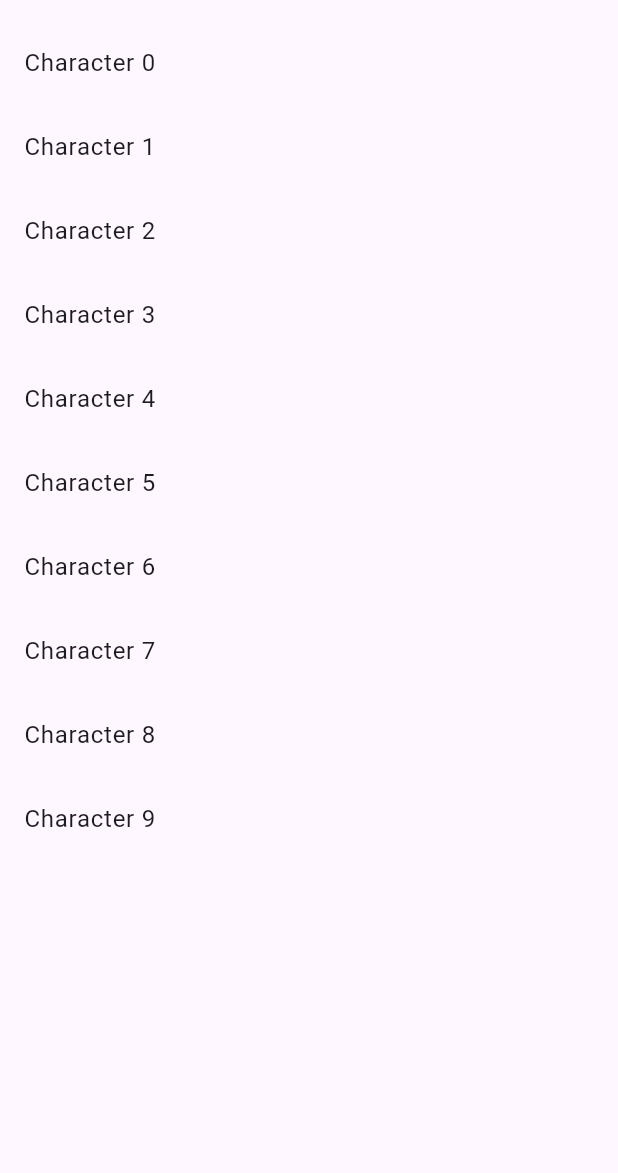
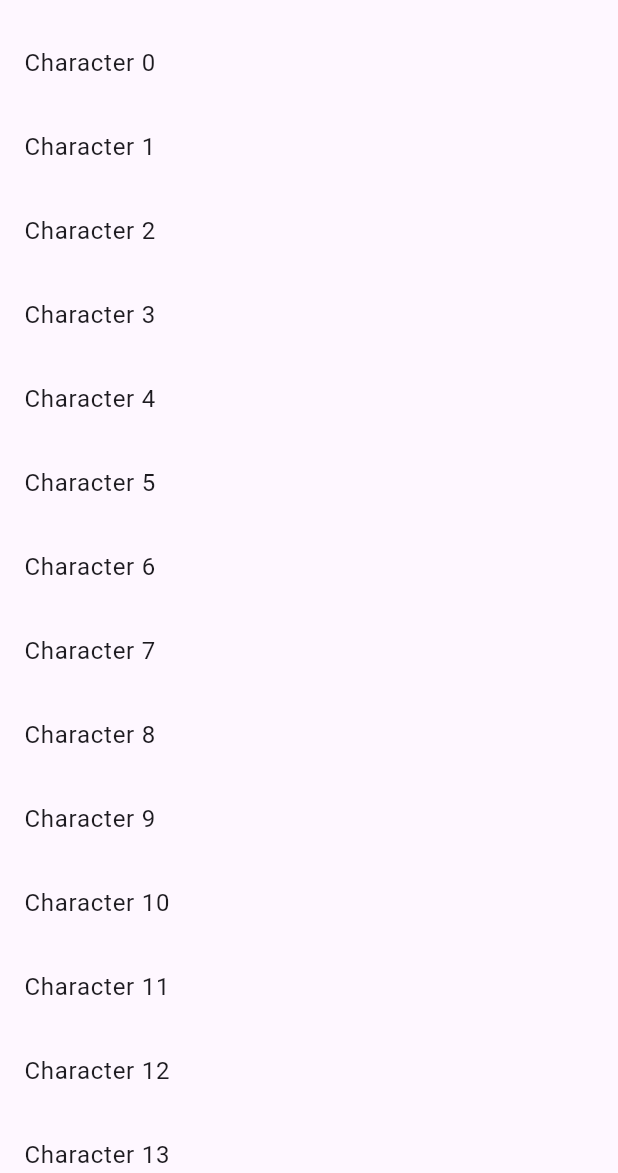
Before and after one commit to sanathe06/anywhere_mobile_app, a Flutter app: the screen it shows after launch, on a phone screen of 412 x 824 dp, the part 63-1236 px from its top. Run offline on Flutter 3.47's test engine with Material 3 defaults, Android fonts, the light colour scheme and no system bars; generated files the repository leaves out were written again.

Commit message:
complete ui flow for the phone screens

```diff
--- a/lib/src/navigation/router.dart
+++ b/lib/src/navigation/router.dart
@@ -1,3 +1,4 @@
+import 'package:anywhere_mobile_app/src/models/character_model.dart';
 import 'package:anywhere_mobile_app/src/ui/list_screen.dart';
 import 'package:flutter/material.dart';
 
@@ -14,10 +15,11 @@ class AppRouter {
           },
         );
       case '/details':
+        final character = settings.arguments as Character;
         return MaterialPageRoute<void>(
           settings: settings,
           builder: (BuildContext context) {
-            return const DetailsScreen();
+            return DetailsScreen(character: character);
           },
         );
       default:
--- a/lib/src/ui/components/details_component.dart
+++ b/lib/src/ui/components/details_component.dart
@@ -1,10 +1,20 @@
+import 'package:anywhere_mobile_app/src/models/character_model.dart';
 import 'package:flutter/material.dart';
 
 class DetailsComponent extends StatelessWidget {
-  const DetailsComponent({super.key});
+  final Character character;
+
+  const DetailsComponent({super.key, required this.character});
 
   @override
   Widget build(BuildContext context) {
-    return const Placeholder();
+    return Center(
+      child: Column(
+        children: [
+          Text(character.name),
+          Text(character.text),
+        ],
+      ),
+    );
   }
 }
--- a/lib/src/ui/components/list_component.dart
+++ b/lib/src/ui/components/list_component.dart
@@ -1,10 +1,22 @@
+import 'package:anywhere_mobile_app/src/models/character_model.dart';
 import 'package:flutter/material.dart';
 
 class ListComponent extends StatelessWidget {
-  const ListComponent({super.key});
+  final List<Character> characters;
+  final Function(Character) onTap;
+
+  const ListComponent({Key? key, required this.characters,required this.onTap}) : super(key: key);
 
   @override
   Widget build(BuildContext context) {
-    return const Placeholder();
+    return ListView.builder(
+      itemCount: characters.length,
+      itemBuilder: (context, index) {
+        return ListTile(
+          title: Text(characters[index].name),
+          onTap: () => onTap(characters[index]),
+        );
+      },
+    );
   }
 }
--- a/lib/src/ui/details_screen.dart
+++ b/lib/src/ui/details_screen.dart
@@ -1,7 +1,10 @@
+import 'package:anywhere_mobile_app/src/models/character_model.dart';
+import 'package:anywhere_mobile_app/src/ui/components/details_component.dart';
 import 'package:flutter/material.dart';
 
 class DetailsScreen extends StatefulWidget {
-  const DetailsScreen({super.key});
+  final Character character;
+  const DetailsScreen({super.key, required this.character});
 
   @override
   State<DetailsScreen> createState() => _DetailsScreenState();
@@ -10,6 +13,11 @@ class DetailsScreen extends StatefulWidget {
 class _DetailsScreenState extends State<DetailsScreen> {
   @override
   Widget build(BuildContext context) {
-    return const Placeholder();
+    return Scaffold(
+      appBar: AppBar(
+        title: const Text('Character Details'),
+      ),
+      body: DetailsComponent(character: widget.character),
+    );
   }
 }
--- a/lib/src/ui/list_screen.dart
+++ b/lib/src/ui/list_screen.dart
@@ -1,3 +1,4 @@
+import 'package:anywhere_mobile_app/src/ui/components/list_component.dart';
 import 'package:anywhere_mobile_app/src/ui/view_models/characters_viewmodel.dart';
 import 'package:flutter/material.dart';
 import 'package:provider/provider.dart';
@@ -18,12 +19,10 @@ class ListScreen extends StatelessWidget {
             if (viewModel.isLoading) {
               return const CircularProgressIndicator();
             } else if (viewModel.characters != null) {
-              return ListView.builder(
-                itemCount: viewModel.characters!.length,
-                itemBuilder: (context, index) {
-                  return ListTile(
-                    title: Text(viewModel.characters![index].name),
-                  );
+              return ListComponent(
+                characters: viewModel.characters!,
+                onTap: (character) => {
+                  Navigator.pushNamed(context, '/details', arguments: character)
                 },
               );
             } else {
--- a/lib/src/ui/view_models/characters_viewmodel.dart
+++ b/lib/src/ui/view_models/characters_viewmodel.dart
@@ -1,5 +1,5 @@
 import 'package:anywhere_mobile_app/src/models/character_model.dart';
-import 'package:flutter/foundation.dart'; // Import the file where you defined the fetchCharacters function
+import 'package:flutter/foundation.dart';
 
 class CharactersViewModel extends ChangeNotifier {
   List<Character>? characters;
@@ -15,11 +15,10 @@ class CharactersViewModel extends ChangeNotifier {
 }
 
 Future<List<Character>> fetchCharacters() async {
-  // Simulate a network delay
   await Future.delayed(Duration(seconds: 2));
 
   return List<Character>.generate(
-      10,
+      40,
       (index) => Character(
             name: 'Character $index',
             url: 'http://example.com/character_$index',
```
Also changed, not shown: pubspec.lock, 2 other files.
